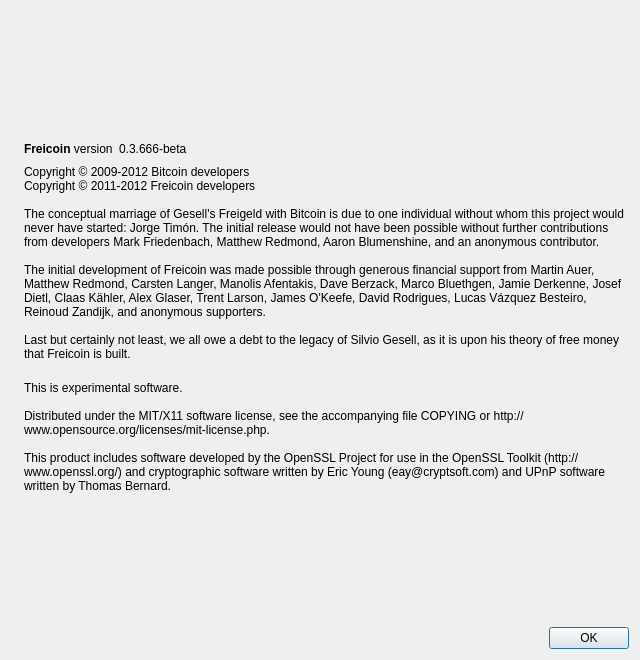
Old version of the form src/qt/forms/aboutdialog.ui in the repository xcobary/xcoin.
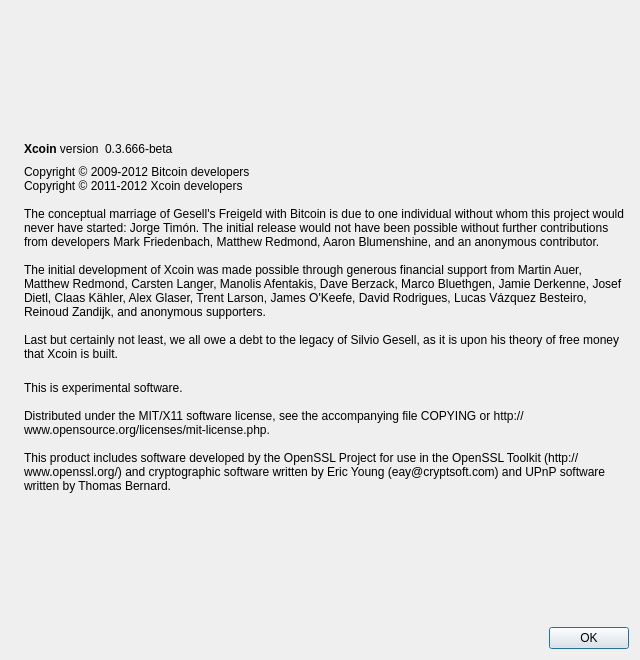
New version of the form. Icons and pictures are not drawn.

```diff
--- a/src/qt/forms/aboutdialog.ui
+++ b/src/qt/forms/aboutdialog.ui
@@ -50,7 +50,7 @@
           <cursorShape>IBeamCursor</cursorShape>
          </property>
          <property name="text">
-          <string>&lt;b&gt;Freicoin&lt;/b&gt; version</string>
+          <string>&lt;b&gt;Xcoin&lt;/b&gt; version</string>
          </property>
          <property name="textInteractionFlags">
           <set>Qt::LinksAccessibleByMouse|Qt::TextSelectableByKeyboard|Qt::TextSelectableByMouse</set>
@@ -92,13 +92,13 @@
        </property>
        <property name="text">
         <string>Copyright © 2009-2012 Bitcoin developers
-Copyright © 2011-2012 Freicoin developers
+Copyright © 2011-2012 Xcoin developers
 
 The conceptual marriage of Gesell's Freigeld with Bitcoin is due to one individual without whom this project would never have started: Jorge Timón. The initial release would not have been possible without further contributions from developers Mark Friedenbach, Matthew Redmond, Aaron Blumenshine, and an anonymous contributor.
 
-The initial development of Freicoin was made possible through generous financial support from Martin Auer, Matthew Redmond, Carsten Langer, Manolis Afentakis, Dave Berzack, Marco Bluethgen, Jamie Derkenne, Josef Dietl, Claas Kähler, Alex Glaser, Trent Larson, James O'Keefe, David Rodrigues, Lucas Vázquez Besteiro, Reinoud Zandijk, and anonymous supporters.
+The initial development of Xcoin was made possible through generous financial support from Martin Auer, Matthew Redmond, Carsten Langer, Manolis Afentakis, Dave Berzack, Marco Bluethgen, Jamie Derkenne, Josef Dietl, Claas Kähler, Alex Glaser, Trent Larson, James O'Keefe, David Rodrigues, Lucas Vázquez Besteiro, Reinoud Zandijk, and anonymous supporters.
 
-Last but certainly not least, we all owe a debt to the legacy of Silvio Gesell, as it is upon his theory of free money that Freicoin is built.</string>
+Last but certainly not least, we all owe a debt to the legacy of Silvio Gesell, as it is upon his theory of free money that Xcoin is built.</string>
        </property>
        <property name="wordWrap">
         <bool>true</bool>
```
Left out of the diff: 6 changed lines with no effect on the pictures.
